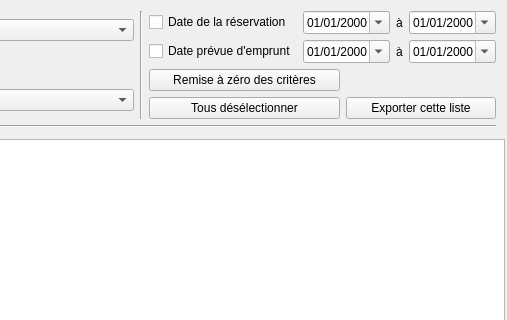
First picture: the form in f_listereservations.ui, repository nivhg/ludopen, before the edit; both pictures show x 545 to 1052 and y 0 to 320 of the 1052 by 678 pixel window.
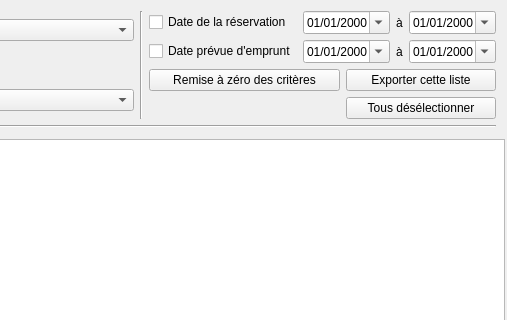
Second picture: the form after the edit. Icons and pictures are not drawn.

```diff
--- a/f_listereservations.ui
+++ b/f_listereservations.ui
@@ -195,24 +195,6 @@
           </item>
          </layout>
         </item>
-        <item row="2" column="0">
-         <layout class="QHBoxLayout" name="HLay">
-          <item>
-           <widget class="QPushButton" name="Bt_Deselection">
-            <property name="enabled">
-             <bool>true</bool>
-            </property>
-            <property name="text">
-             <string>Tous désélectionner</string>
-            </property>
-            <property name="icon">
-             <iconset resource="ImagesIcones.qrc">
-              <normaloff>:/Decocher_tout.png</normaloff>:/Decocher_tout.png</iconset>
-            </property>
-           </widget>
-          </item>
-         </layout>
-        </item>
         <item row="1" column="0">
          <widget class="QPushButton" name="Bt_RAZ">
           <property name="enabled">
@@ -227,7 +209,7 @@
           </property>
          </widget>
         </item>
-        <item row="2" column="1">
+        <item row="1" column="1">
          <widget class="QPushButton" name="Bt_Exporter">
           <property name="enabled">
            <bool>true</bool>
@@ -247,6 +229,20 @@
           </property>
          </widget>
         </item>
+        <item row="2" column="1">
+         <widget class="QPushButton" name="Bt_Deselection">
+          <property name="enabled">
+           <bool>true</bool>
+          </property>
+          <property name="text">
+           <string>Tous désélectionner</string>
+          </property>
+          <property name="icon">
+           <iconset resource="ImagesIcones.qrc">
+            <normaloff>:/Decocher_tout.png</normaloff>:/Decocher_tout.png</iconset>
+          </property>
+         </widget>
+        </item>
        </layout>
       </item>
       <item row="0" column="1">
```
